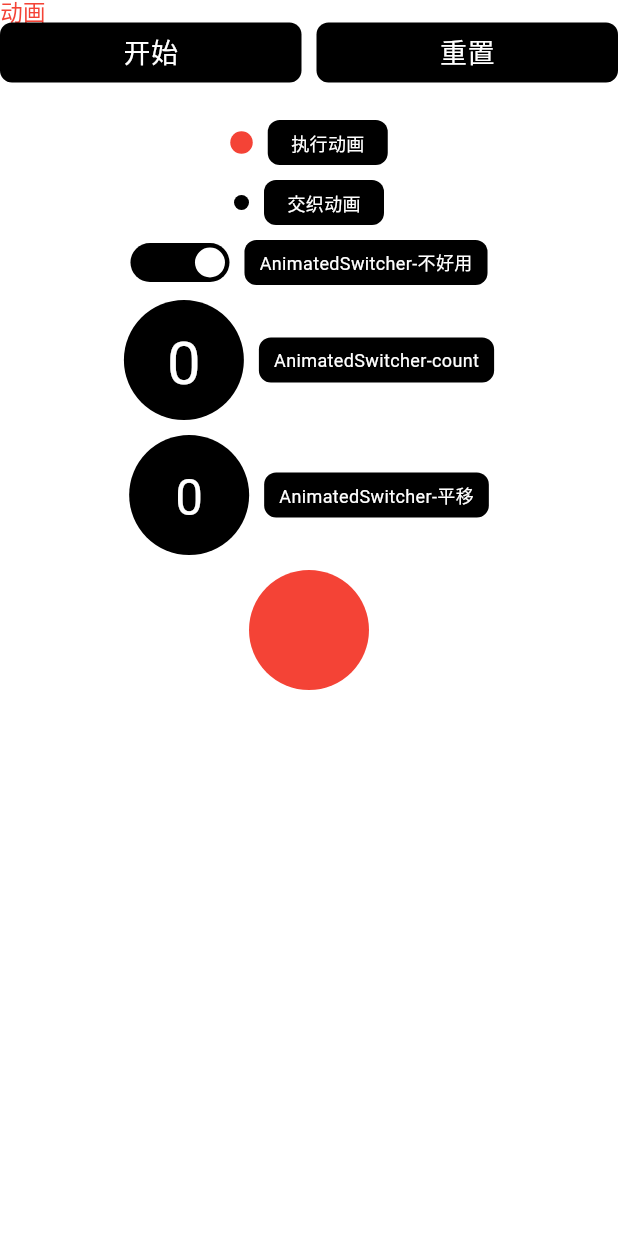
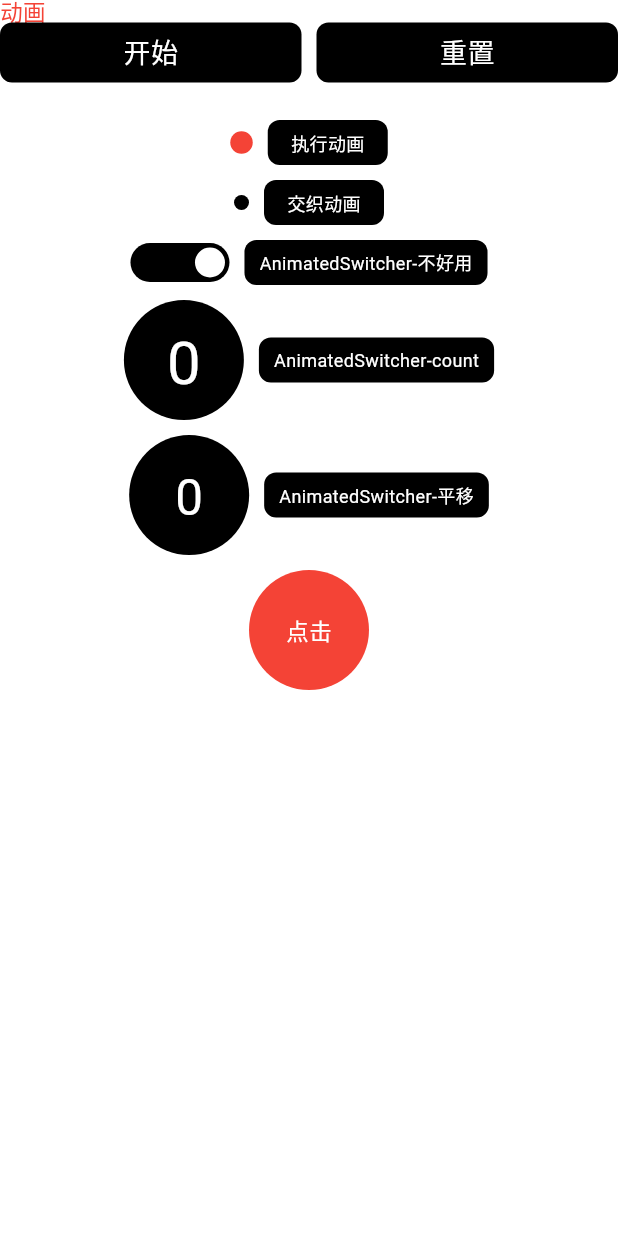
Before and after one commit to SpringRollHHB/FlutterUiTest, a Flutter app: the DongHuaWidget screen opened directly, on a phone screen of 412 x 824 dp. Run offline on Flutter 3.47's test engine with Material 3 defaults, Android fonts, the light colour scheme and no system bars; our stand-ins replace auto_size_text, get.

Commit message:
didUpdateWidget验证

```diff
--- a/lib/layout/widget/pro_animation_widget.dart
+++ b/lib/layout/widget/pro_animation_widget.dart
@@ -1,5 +1,3 @@
-import 'dart:math';
-
 import 'package:flutter/material.dart';
 
 class ProAnimationWidget extends StatefulWidget {
@@ -32,6 +30,11 @@ class _ProAnimationWidgetState extends State<ProAnimationWidget> with TickerProv
           width: 80,
           height: 80,
           decoration: BoxDecoration(shape: BoxShape.circle, color: colorAnimation.value),
+          alignment: Alignment.center,
+          child: const Text(
+            "点击",
+            style: TextStyle(color: Colors.white,fontSize: 15),
+          ),
         );
       },
     );
```
